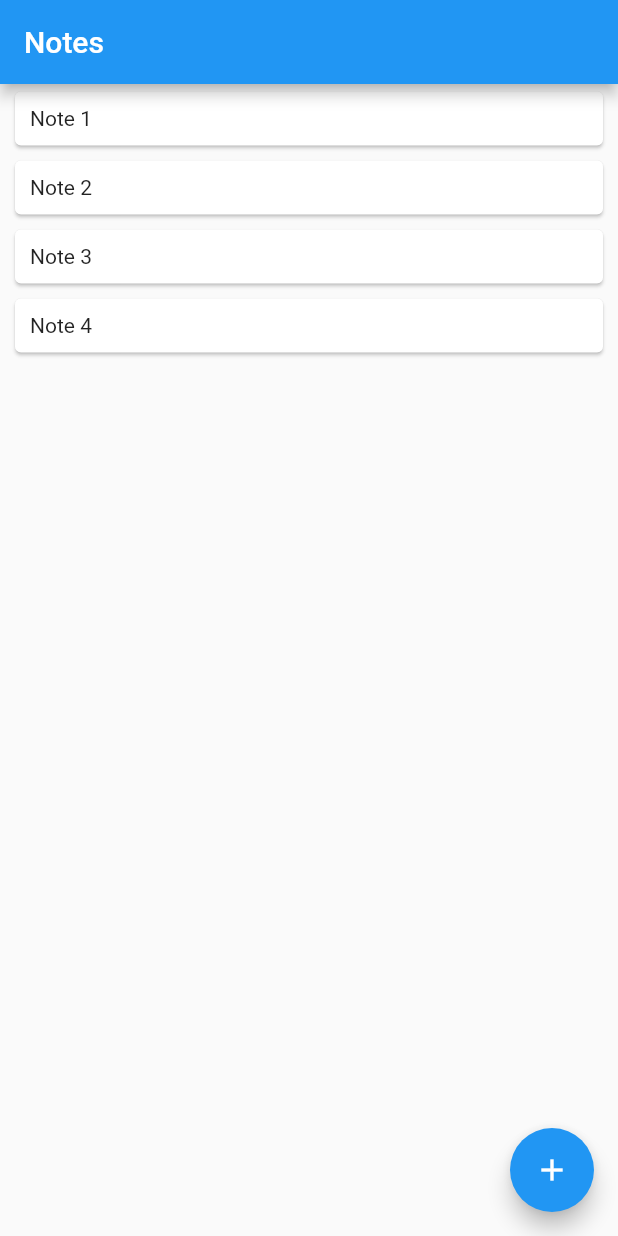
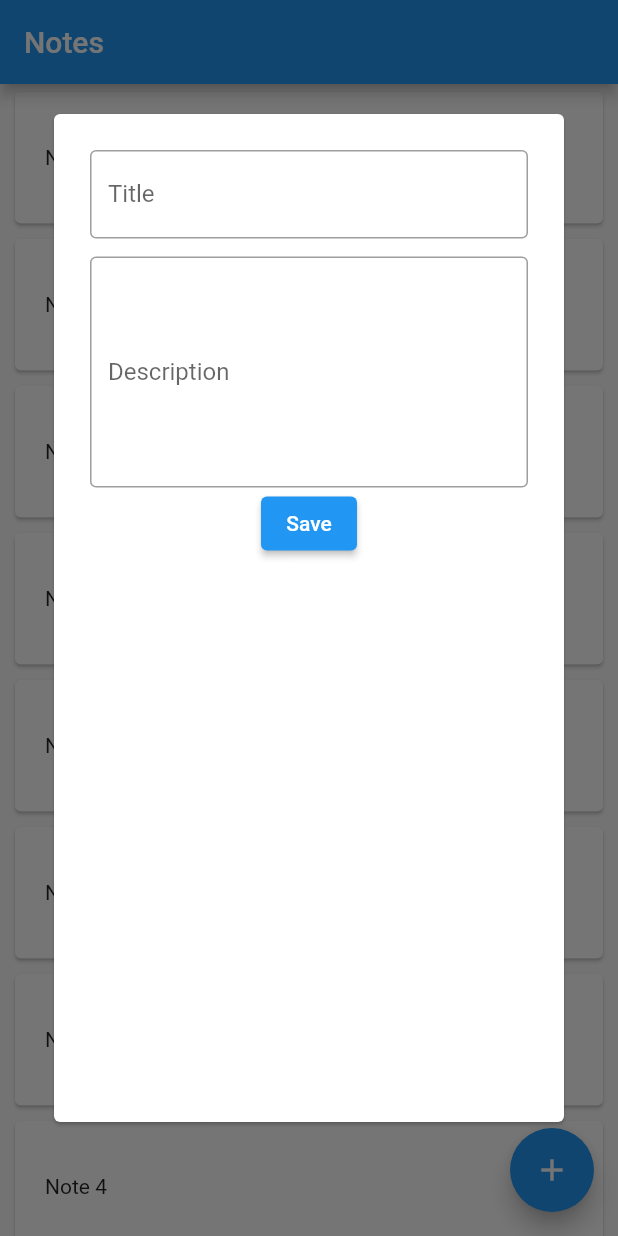
Before and after one commit to STmihan/notesflutter, a Flutter app: the screen it shows after launch, after a tap on the "add" icon, on a phone screen of 412 x 824 dp. Run offline on Flutter 3.47's test engine with Material 2 defaults, Android fonts, the phone set to English and light mode, and no system bars.

Commit message:
Make new note window and list view for notes

```diff
--- a/lib/main.dart
+++ b/lib/main.dart
@@ -12,6 +12,13 @@ class MyApp extends StatelessWidget {
     Note("Note 2", "Description 2"),
     Note("Note 3", "Description 3"),
     Note("Note 4", "Description 4"),
+    Note("Note 4", "Description 4"),
+    Note("Note 4", "Description 4"),
+    Note("Note 4", "Description 4"),
+    Note("Note 4", "Description 4"),
+    Note("Note 4", "Description 4"),
+    Note("Note 4", "Description 4"),
+    Note("Note 4", "Description 4"),
   ];
 
   MyApp({Key? key}) : super(key: key);
--- a/lib/models/Note.dart
+++ b/lib/models/Note.dart
@@ -1,6 +1,7 @@
 class Note {
   String title;
   String description;
+  bool completeStatus = false;
 
   Note(this.title, this.description);
 }
--- a/lib/pages/main_note.dart
+++ /dev/null
@@ -1,25 +0,0 @@
-import 'package:flutter/material.dart';
-import 'package:flutternotes/models/Note.dart';
-
-class MainNote extends StatelessWidget {
-  Note _note;
-
-  MainNote(this._note, {Key? key}) : super(key: key);
-
-  @override
-  Widget build(BuildContext context) {
-    return Card(
-      margin: const EdgeInsets.symmetric(horizontal: 10, vertical: 5),
-      child: Container(
-        padding: const EdgeInsets.symmetric(vertical: 10, horizontal: 10),
-        width: double.infinity,
-        alignment: Alignment.centerLeft,
-        child: Column(
-          children: [
-            Text(_note.title)
-          ],
-        ),
-      ),
-    );
-  }
-}
--- a/lib/pages/main_page.dart
+++ b/lib/pages/main_page.dart
@@ -1,12 +1,14 @@
 import 'package:flutter/material.dart';
-import 'package:flutternotes/pages/main_note.dart';
+import 'package:flutternotes/routes/add_note_route.dart';
+import 'package:flutternotes/widgets/main_note_widget.dart';
 
 import '../models/Note.dart';
+import '../widgets/add_new_note_widget.dart';
 
 class MainPage extends StatefulWidget {
   final List<Note> notes;
 
-  MainPage(this.notes, {Key? key}) : super(key: key);
+  const MainPage(this.notes, {Key? key}) : super(key: key);
 
   @override
   State<MainPage> createState() => _MainPageState();
@@ -15,21 +17,69 @@ class MainPage extends StatefulWidget {
 class _MainPageState extends State<MainPage> {
   @override
   Widget build(BuildContext context) {
+    var list = widget.notes
+        .map((note) => _getNoteViewByNote(note))
+        .toList();
+
     return Scaffold(
       appBar: AppBar(
         title: const Text("Notes"),
       ),
       body: Container(
           alignment: Alignment.topLeft,
-          child:
-              Column(children: widget.notes.map((e) => MainNote(e)).toList())),
+          child: ListView.builder(
+              physics: BouncingScrollPhysics(),
+              itemCount: widget.notes.length,
+              itemBuilder: (context, index) {
+                return _getNoteViewByIndex(index);
+              },)
+      ),
       floatingActionButton: FloatingActionButton(
-        onPressed: _onPressedAdd,
+        onPressed: () => _onPressedAdd(context),
         tooltip: "Add note",
         child: const Icon(Icons.add),
       ),
     );
   }
 
-  void _onPressedAdd() {}
+  Widget _getNoteViewByIndex(int index) {
+    return MainNote(
+      onCompleteStatusChange: _onCompleteStatusChange,
+      onClick: _onNoteClick,
+      note: widget.notes[index],
+    );
+  }
+
+  Widget _getNoteViewByNote(Note note) {
+    return MainNote(
+      onCompleteStatusChange: _onCompleteStatusChange,
+      onClick: _onNoteClick,
+      note: note,
+    );
+  }
+
+  void _onPressedAdd(BuildContext context) {
+    Navigator.of(context).push(AddNoteRoute(
+        widgetBuilder: (context) =>
+            AddNewNote(onPressed: (note) => _addNote(note, context)),
+        isFullscreenDialog: false));
+    print("add");
+  }
+
+  void _onCompleteStatusChange(bool b, Note note) {
+    setState(() {
+      note.completeStatus = b;
+    });
+  }
+
+  void _onNoteClick(Note note) {
+    print(note.title);
+  }
+
+  void _addNote(Note note, BuildContext context) {
+    Navigator.pop(context);
+    setState(() {
+      widget.notes.add(note);
+    });
+  }
 }
--- /dev/null
+++ b/lib/routes/add_note_route.dart
@@ -0,0 +1,32 @@
+import 'package:flutter/material.dart';
+
+class AddNoteRoute<T> extends PageRoute<T> {
+  final Function(BuildContext context) widgetBuilder;
+  final bool isFullscreenDialog;
+
+  AddNoteRoute({
+    required this.widgetBuilder,
+    this.isFullscreenDialog = false})
+      :super(fullscreenDialog: isFullscreenDialog);
+
+  @override
+  bool get opaque => false;
+
+  @override
+  bool get maintainState => true;
+
+  @override
+  Color? get barrierColor => Colors.black54;
+
+  @override
+  String? get barrierLabel => "Add note";
+
+  @override
+  Duration get transitionDuration => Duration.zero;
+
+  @override
+  Widget buildPage(BuildContext context, Animation<double> animation,
+      Animation<double> secondaryAnimation) {
+    return widgetBuilder(context);
+  }
+}
--- /dev/null
+++ b/lib/widgets/add_new_note_widget.dart
@@ -0,0 +1,48 @@
+import 'package:flutter/material.dart';
+
+import '../models/Note.dart';
+
+class AddNewNote extends StatelessWidget {
+  final Function(Note note) onPressed;
+  String _title = "";
+  String _description = "";
+
+  AddNewNote({required this.onPressed, Key? key}) : super(key: key);
+
+  @override
+  Widget build(BuildContext context) {
+    return Center(
+        child: Padding(padding: const EdgeInsets.symmetric(horizontal: 32.0, vertical: 72.0), child: _card()));
+  }
+
+  Widget _card() => Card(
+        child: Padding(
+          padding: const EdgeInsets.all(24.0),
+          child: Column(
+            children: [
+              Container(
+                margin: const EdgeInsets.only(bottom: 12.0),
+                child: TextField(
+                  maxLines: 1,
+                  onChanged: (value) => _title = value,
+                  decoration: const InputDecoration(
+                    border: OutlineInputBorder(),
+                    labelText: 'Title',
+                  ),
+                ),
+              ),
+              TextField(
+                maxLines: 6,
+                keyboardType: TextInputType.multiline,
+                onChanged: (value) => _description = value,
+                decoration: const InputDecoration(
+                  border: OutlineInputBorder(),
+                  labelText: 'Description',
+                ),
+              ),
+              ElevatedButton(onPressed: () => onPressed(Note(_title, _description)), child: const Text("Save"))
+            ],
+          ),
+        ),
+      );
+}
--- /dev/null
+++ b/lib/widgets/main_note_widget.dart
@@ -0,0 +1,43 @@
+import 'package:flutter/material.dart';
+import 'package:flutternotes/models/Note.dart';
+
+class MainNote extends StatelessWidget {
+  final Note note;
+  final Function(bool, Note) onCompleteStatusChange;
+  final Function(Note note) onClick;
+
+  const MainNote(
+      {Key? key,
+      required this.note,
+      required this.onCompleteStatusChange,
+      required this.onClick})
+      : super(key: key);
+
+  @override
+  Widget build(BuildContext context) {
+    return Card(
+      margin: const EdgeInsets.symmetric(horizontal: 10, vertical: 5),
+      child: InkWell(
+        child: Container(
+          padding: const EdgeInsets.symmetric(vertical: 10, horizontal: 10),
+          width: double.infinity,
+          alignment: Alignment.centerLeft,
+          child: Padding(
+              padding: const EdgeInsets.symmetric(vertical: 10, horizontal: 10),
+              child: Row(
+                mainAxisAlignment: MainAxisAlignment.spaceBetween,
+                children: [
+                  Text(note.title),
+                  Checkbox(
+                      value: note.completeStatus,
+                      onChanged: (b) {
+                        onCompleteStatusChange(b!, note);
+                      }),
+                ],
+              )),
+        ),
+        onTap: () => onClick(note),
+      ),
+    );
+  }
+}
```
